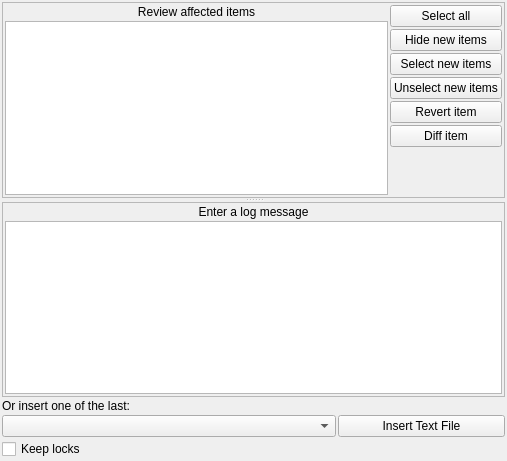
The window that src/ksvnwidgets/commitmessage.ui (KDE/kdesvn) describes before a commit, drawn with Qt 5.
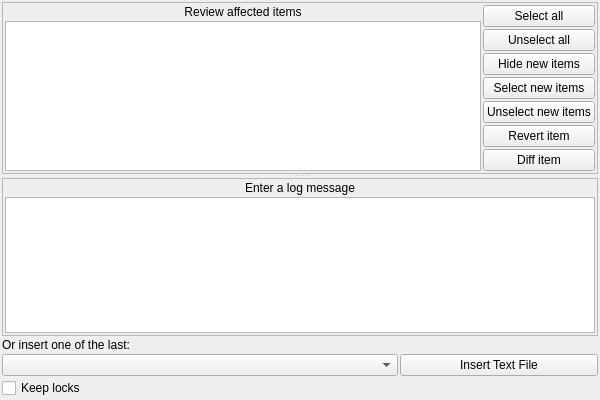
The same window after the commit. Custom widgets are drawn as their Qt base class.

Commit message: REVIEW: 121680 BUG: 332863 - Wish: Please add an "Unselect all"-buttton to commit dialog GUI: New button added in commit dialog

Diff of the .ui file:
```diff
--- a/src/ksvnwidgets/commitmessage.ui
+++ b/src/ksvnwidgets/commitmessage.ui
@@ -6,8 +6,8 @@
    <rect>
     <x>0</x>
     <y>0</y>
-    <width>507</width>
-    <height>461</height>
+    <width>600</width>
+    <height>400</height>
    </rect>
   </property>
   <property name="windowTitle">
@@ -72,6 +72,13 @@
            </property>
           </widget>
          </item>
+         <item>
+          <widget class="QPushButton" name="m_UnselectAllButton">
+           <property name="text">
+            <string>Unselect all</string>
+           </property>
+          </widget>
+         </item>
          <item>
           <widget class="QPushButton" name="m_HideNewItems">
            <property name="text">
```
Left out of the diff: 17 changed lines with no effect on the pictures. The commit also changes 2 other files.
